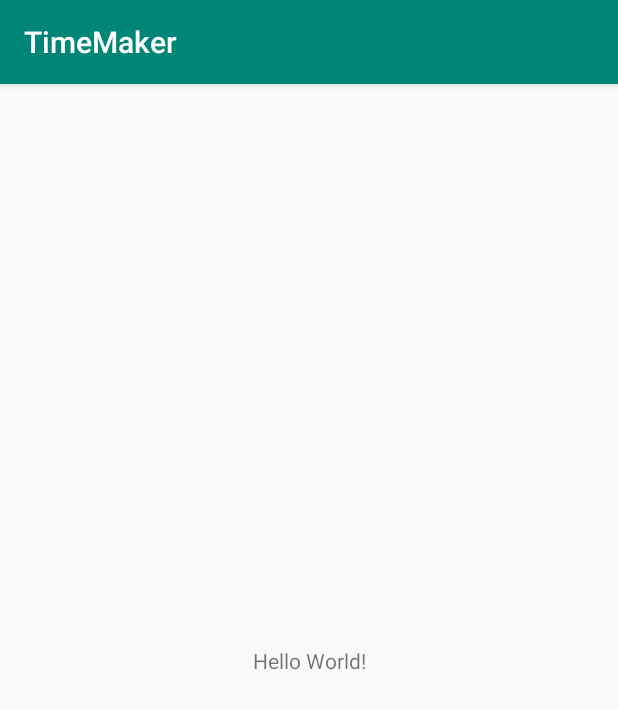
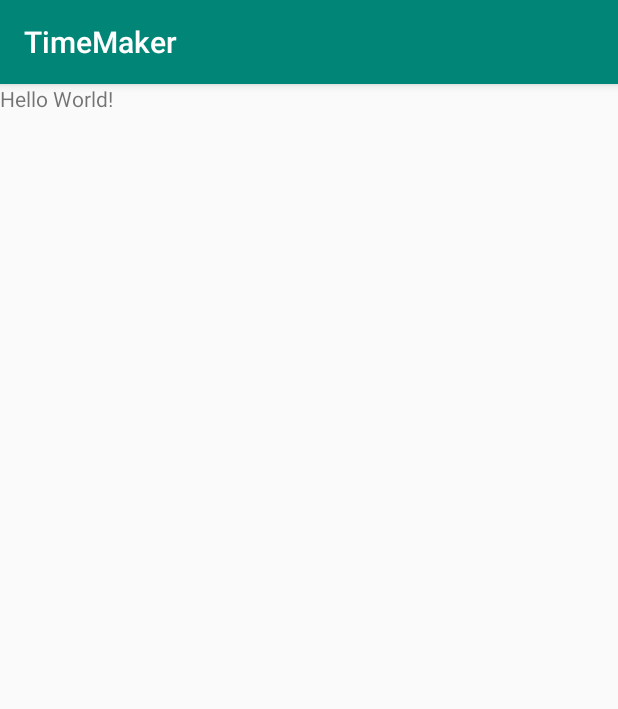
Before and after one commit to nayo-z-a-h/TimeMaker, an Android app: the screen it shows after launch (MainActivity), on a phone screen of 412 x 824 dp. Shown: the top 709 px of the screen. Run offline under Robolectric (Android 15) with nearby library versions, the phone set to English and light mode, and no system bars.

```diff
--- a/app/src/main/java/com/nayo/timemaker/MainActivity.kt
+++ b/app/src/main/java/com/nayo/timemaker/MainActivity.kt
@@ -5,6 +5,8 @@ import android.os.Bundle
 
 class MainActivity : AppCompatActivity() {
 
+
+
     override fun onCreate(savedInstanceState: Bundle?) {
         super.onCreate(savedInstanceState)
         setContentView(R.layout.activity_main)
--- a/app/src/main/res/layout/activity_main.xml
+++ b/app/src/main/res/layout/activity_main.xml
@@ -1,5 +1,5 @@
 <?xml version="1.0" encoding="utf-8"?>
-<androidx.constraintlayout.widget.ConstraintLayout xmlns:android="http://schemas.android.com/apk/res/android"
+<LinearLayout xmlns:android="http://schemas.android.com/apk/res/android"
     xmlns:app="http://schemas.android.com/apk/res-auto"
     xmlns:tools="http://schemas.android.com/tools"
     android:layout_width="match_parent"
@@ -9,10 +9,6 @@
     <TextView
         android:layout_width="wrap_content"
         android:layout_height="wrap_content"
-        android:text="Hello World!"
-        app:layout_constraintBottom_toBottomOf="parent"
-        app:layout_constraintLeft_toLeftOf="parent"
-        app:layout_constraintRight_toRightOf="parent"
-        app:layout_constraintTop_toTopOf="parent" />
+        android:text="Hello World!" />
 
-</androidx.constraintlayout.widget.ConstraintLayout>
+</LinearLayout>
```
Also changed, not shown: app/src/main/java/com/nayo/timemaker/base/BaseActivity.kt (added, +21 -0 lines), app/src/main/java/com/nayo/timemaker/ui/home/HomeActivity.kt (added, +15 -0 lines).
